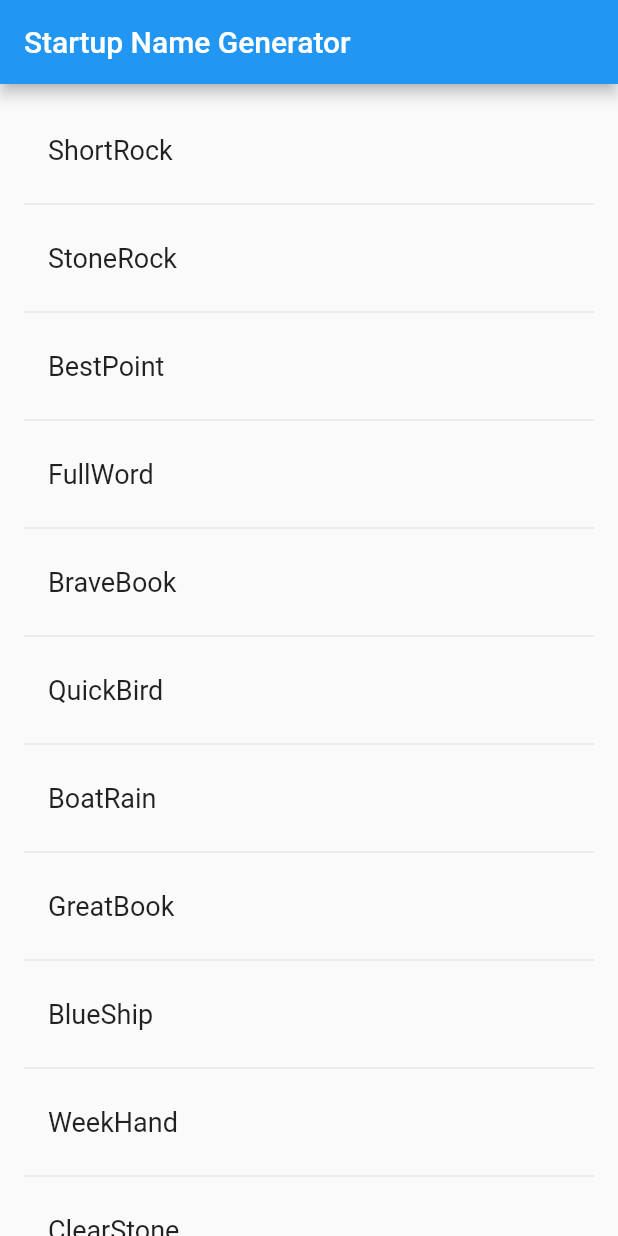
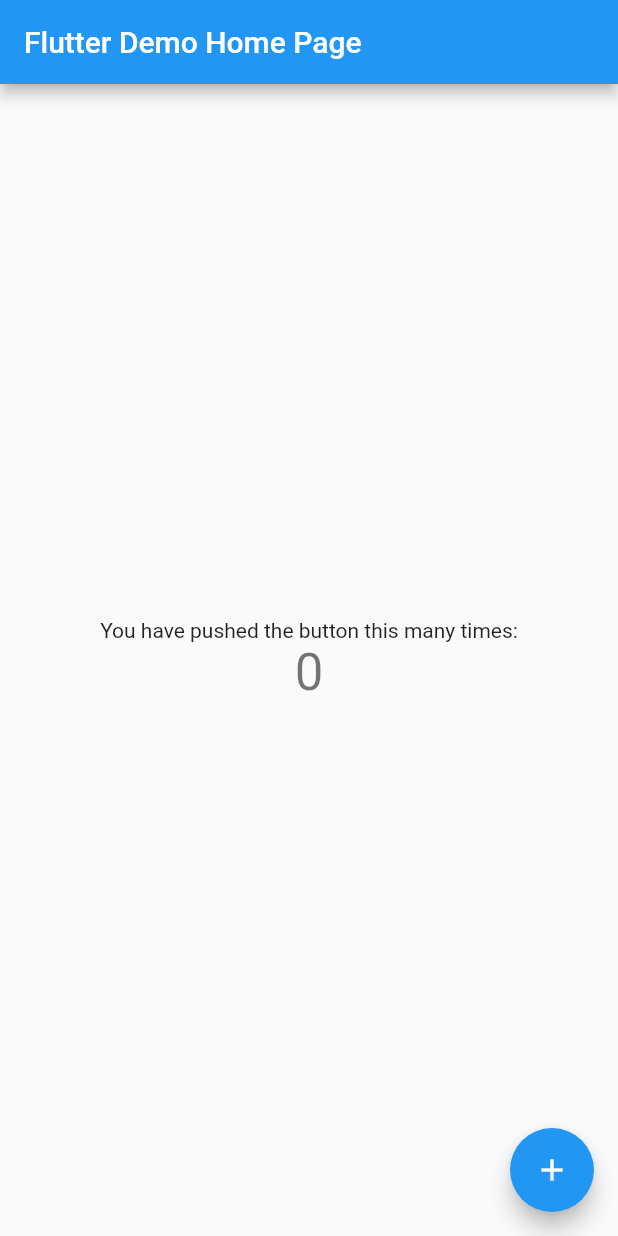
Before and after one commit to PadmaGnanapriya/infinite_wordlist_flutter_app, a Flutter app: the screen it shows after launch, on a phone screen of 412 x 824 dp. Run offline on Flutter 3.47's test engine with Material 2 defaults, Android fonts, the phone set to English and light mode, and no system bars.

```diff
--- a/lib/main.dart
+++ b/lib/main.dart
@@ -1,75 +1,113 @@
-// Copyright 2018 The Flutter team. All rights reserved.
-// Use of this source code is governed by a BSD-style license that can be
-// found in the LICENSE file.
-
-import 'package:english_words/english_words.dart';
 import 'package:flutter/material.dart';
 
-void main() => runApp(MyApp());
+void main() {
+  runApp(MyApp());
+}
 
-// #docregion MyApp
 class MyApp extends StatelessWidget {
-  // #docregion build
+  // This widget is the root of your application.
   @override
   Widget build(BuildContext context) {
     return MaterialApp(
-      title: 'Startup Name Generator',
-      home: RandomWords(),
+      title: 'Flutter Demo',
+      theme: ThemeData(
+        // This is the theme of your application.
+        //
+        // Try running your application with "flutter run". You'll see the
+        // application has a blue toolbar. Then, without quitting the app, try
+        // changing the primarySwatch below to Colors.green and then invoke
+        // "hot reload" (press "r" in the console where you ran "flutter run",
+        // or simply save your changes to "hot reload" in a Flutter IDE).
+        // Notice that the counter didn't reset back to zero; the application
+        // is not restarted.
+        primarySwatch: Colors.blue,
+      ),
+      home: MyHomePage(title: 'Flutter Demo Home Page'),
     );
   }
-// #enddocregion build
 }
-// #enddocregion MyApp
 
-// #docregion RWS-var
-class _RandomWordsState extends State<RandomWords> {
-  final _suggestions = <WordPair>[];
-  final _biggerFont = const TextStyle(fontSize: 18.0);
-  // #enddocregion RWS-var
+class MyHomePage extends StatefulWidget {
+  MyHomePage({Key? key, required this.title}) : super(key: key);
 
-  // #docregion _buildSuggestions
-  Widget _buildSuggestions() {
-    return ListView.builder(
-        padding: const EdgeInsets.all(16.0),
-        itemBuilder: /*1*/ (context, i) {
-          if (i.isOdd) return const Divider(); /*2*/
+  // This widget is the home page of your application. It is stateful, meaning
+  // that it has a State object (defined below) that contains fields that affect
+  // how it looks.
 
-          final index = i ~/ 2; /*3*/
-          if (index >= _suggestions.length) {
-            _suggestions.addAll(generateWordPairs().take(10)); /*4*/
-          }
-          return _buildRow(_suggestions[index]);
-        });
+  // This class is the configuration for the state. It holds the values (in this
+  // case the title) provided by the parent (in this case the App widget) and
+  // used by the build method of the State. Fields in a Widget subclass are
+  // always marked "final".
+
+  final String title;
+
+  @override
+  _MyHomePageState createState() => _MyHomePageState();
+}
+
+class _MyHomePageState extends State<MyHomePage> {
+  int _counter = 0;
+
+  void _incrementCounter() {
+    setState(() {
+      // This call to setState tells the Flutter framework that something has
+      // changed in this State, which causes it to rerun the build method below
+      // so that the display can reflect the updated values. If we changed
+      // _counter without calling setState(), then the build method would not be
+      // called again, and so nothing would appear to happen.
+      _counter++;
+    });
   }
-  // #enddocregion _buildSuggestions
 
-  // #docregion _buildRow
-  Widget _buildRow(WordPair pair) {
-    return ListTile(
-      title: Text(
-        pair.asPascalCase,
-        style: _biggerFont,
+  @override
+  Widget build(BuildContext context) {
+    // This method is rerun every time setState is called, for instance as done
+    // by the _incrementCounter method above.
+    //
+    // The Flutter framework has been optimized to make rerunning build methods
+    // fast, so that you can just rebuild anything that needs updating rather
+    // than having to individually change instances of widgets.
+    return Scaffold(
+      appBar: AppBar(
+        // Here we take the value from the MyHomePage object that was created by
+        // the App.build method, and use it to set our appbar title.
+        title: Text(widget.title),
       ),
+      body: Center(
+        // Center is a layout widget. It takes a single child and positions it
+        // in the middle of the parent.
+        child: Column(
+          // Column is also a layout widget. It takes a list of children and
+          // arranges them vertically. By default, it sizes itself to fit its
+          // children horizontally, and tries to be as tall as its parent.
+          //
+          // Invoke "debug painting" (press "p" in the console, choose the
+          // "Toggle Debug Paint" action from the Flutter Inspector in Android
+          // Studio, or the "Toggle Debug Paint" command in Visual Studio Code)
+          // to see the wireframe for each widget.
+          //
+          // Column has various properties to control how it sizes itself and
+          // how it positions its children. Here we use mainAxisAlignment to
+          // center the children vertically; the main axis here is the vertical
+          // axis because Columns are vertical (the cross axis would be
+          // horizontal).
+          mainAxisAlignment: MainAxisAlignment.center,
+          children: <Widget>[
+            Text(
+              'You have pushed the button this many times:',
+            ),
+            Text(
+              '$_counter',
+              style: Theme.of(context).textTheme.headline4,
+            ),
+          ],
+        ),
+      ),
+      floatingActionButton: FloatingActionButton(
+        onPressed: _incrementCounter,
+        tooltip: 'Increment',
+        child: Icon(Icons.add),
+      ), // This trailing comma makes auto-formatting nicer for build methods.
     );
   }
-  // #enddocregion _buildRow
-
-  // #docregion RWS-build
-  @override
-  Widget build(BuildContext context) {
-    return Scaffold(
-      appBar: AppBar(
-        title: const Text('Startup Name Generator'),
-      ),
-      body: _buildSuggestions(),
-    );
-  }
-// #enddocregion RWS-build
-// #docregion RWS-var
 }
-// #enddocregion RWS-var
-
-class RandomWords extends StatefulWidget {
-  @override
-  State<RandomWords> createState() => _RandomWordsState();
-}
--- a/pubspec.yaml
+++ b/pubspec.yaml
@@ -23,7 +23,7 @@ environment:
 dependencies:
   flutter:
     sdk: flutter
-  english_words: ^4.0.0-0
+
 
   # The following adds the Cupertino Icons font to your application.
   # Use with the CupertinoIcons class for iOS style icons.
```
Also changed, not shown: pubspec.lock.
